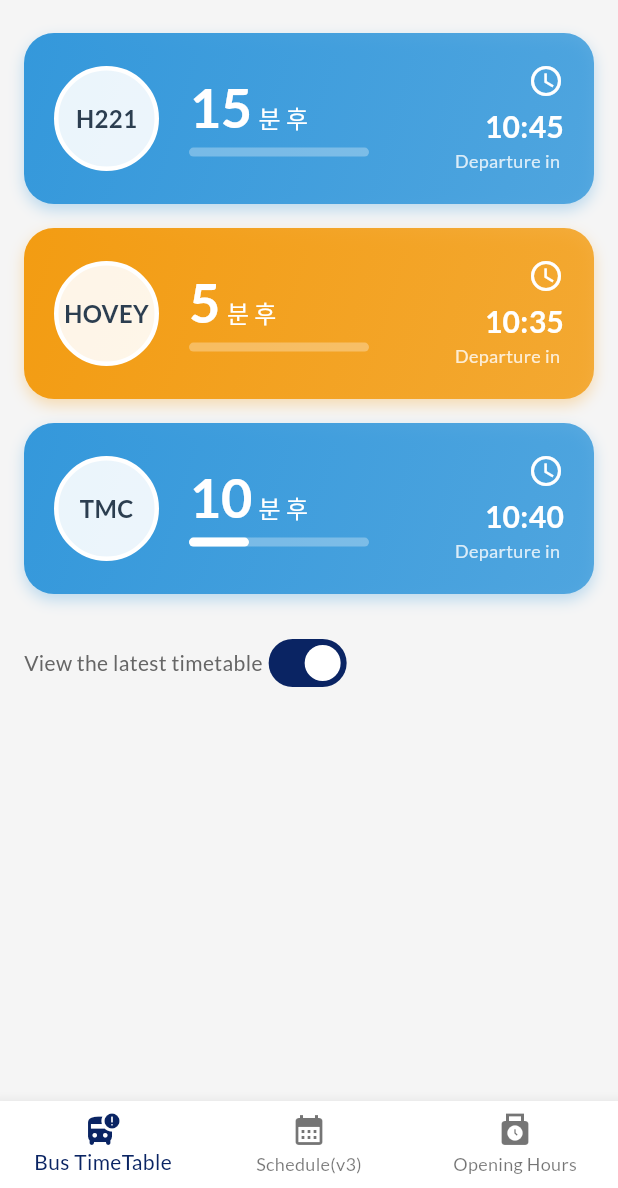
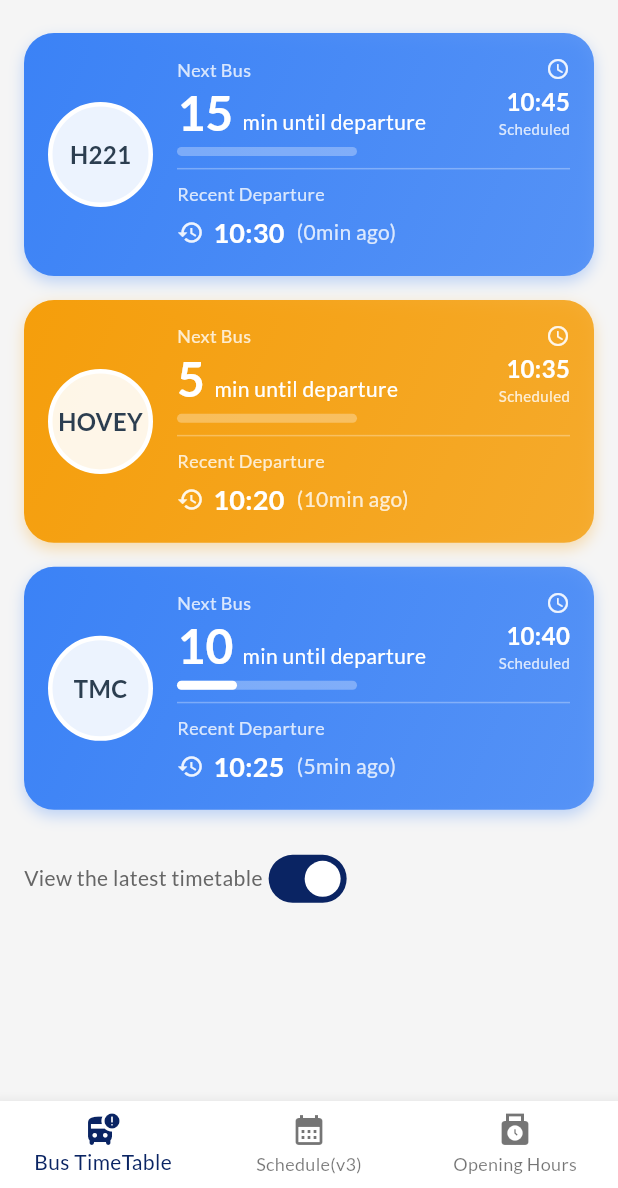
Before and after one commit to kohj1018/my_casey, a Flutter app: the screen it shows after launch, on a phone screen of 412 x 824 dp, the part 48-1236 px from its top. Run offline on Flutter 3.47's test engine with Material 3 defaults, Android fonts, the phone set to English and light mode, and no system bars; our stand-ins replace easy_localization, google_fonts, shared_preferences, table_calendar.

Commit message:
bus card 수정

```diff
--- a/assets/translations/en.json
+++ b/assets/translations/en.json
@@ -14,5 +14,12 @@
   "weekday": "Weekday",
   "weekend": "Weekend",
   "openingHours": "Opening Hours",
-  "detailFacilityOpeningHours": "{} Opening Hours"
+  "detailFacilityOpeningHours": "{} Opening Hours",
+  "operationEnded": "Service Ended",
+  "minutesUntilArrival": "min until departure",
+  "scheduledDeparture": "Scheduled",
+  "previousDeparture": "departed",
+  "minutesAgo": "min ago",
+  "nextBus": "Next Bus",
+  "recentBus": "Recent Departure"
 }
--- a/assets/translations/ko.json
+++ b/assets/translations/ko.json
@@ -14,5 +14,12 @@
   "weekday": "평일",
   "weekend": "휴일",
   "openingHours": "운영 시간",
-  "detailFacilityOpeningHours": "{} 운영 시간"
+  "detailFacilityOpeningHours": "{} 운영 시간",
+  "operationEnded": "운행 종료",
+  "minutesUntilArrival": "분 후 출발",
+  "scheduledDeparture": "출발 예정",
+  "previousDeparture": "출발",
+  "minutesAgo": "분 전",
+  "nextBus": "다음 버스",
+  "recentBus": "방금 출발한 버스"
 }
--- a/lib/component/bus_time_card.dart
+++ b/lib/component/bus_time_card.dart
@@ -56,13 +56,12 @@ class BusTimeCard extends StatelessWidget {
           ],
         ),
         child: Padding(
-          padding: const EdgeInsets.all(20.0),
+          padding: const EdgeInsets.all(16.0),
           child: Row(
             children: [
               _buildBusTypeSection(),
-              const SizedBox(width: 20.0),
+              const SizedBox(width: 16.0),
               Expanded(child: _buildTimeSection()),
-              _buildNextBusSection(modifiedNextBusTime),
             ],
           ),
         ),
@@ -97,20 +96,12 @@ class BusTimeCard extends StatelessWidget {
       return Column(
         crossAxisAlignment: CrossAxisAlignment.start,
         children: [
-          const Text(
-            '운행 종료',
-            style: TextStyle(
+          Text(
+            'operationEnded'.tr(),
+            style: const TextStyle(
               fontSize: 18,
-              fontWeight: FontWeight.bold,
+              fontWeight: FontWeight.w600,
               color: Colors.white,
-            ),
-          ),
-          const SizedBox(height: 4),
-          Text(
-            'lastBus'.tr(),
-            style: TextStyle(
-              fontSize: 14,
-              color: Colors.white.withOpacity(0.8),
             ),
           ),
         ],
@@ -120,6 +111,40 @@ class BusTimeCard extends StatelessWidget {
     return Column(
       crossAxisAlignment: CrossAxisAlignment.start,
       children: [
+        // 다음 버스 정보 (메인)
+        _buildNextBusInfo(),
+
+        // 구분선
+        if (lastBusMinDiff >= 0) ...[
+          const SizedBox(height: 8),
+          Container(
+            height: 1,
+            color: Colors.white.withOpacity(0.3),
+          ),
+          const SizedBox(height: 8),
+          _buildPreviousBusInfo(),
+        ],
+      ],
+    );
+  }
+
+  Widget _buildNextBusInfo() {
+    String modifiedNextBusTime = nextBusTime.startsWith('24') ? nextBusTime.replaceFirst('24', '00') : nextBusTime;
+
+    return Stack(
+      children: [
+        Column(
+          crossAxisAlignment: CrossAxisAlignment.start,
+          children: [
+            Text(
+              'nextBus'.tr(),
+              style: TextStyle(
+                fontSize: 12,
+                color: Colors.white.withOpacity(0.8),
+                fontWeight: FontWeight.w500,
+              ),
+            ),
+            const SizedBox(height: 4),
             Row(
               crossAxisAlignment: CrossAxisAlignment.baseline,
               textBaseline: TextBaseline.alphabetic,
@@ -127,53 +152,103 @@ class BusTimeCard extends StatelessWidget {
                 Text(
                   '$nextBusMinDiff',
                   style: const TextStyle(
-                fontSize: 36,
+                    fontSize: 32,
                     fontWeight: FontWeight.bold,
                     color: Colors.white,
                     height: 1.0,
                   ),
                 ),
-            const SizedBox(width: 4),
-            const Text(
-              '분 후',
-              style: TextStyle(
-                fontSize: 16,
+                const SizedBox(width: 6),
+                Text(
+                  'minutesUntilArrival'.tr(),
+                  style: const TextStyle(
+                    fontSize: 14,
                     fontWeight: FontWeight.w500,
                     color: Colors.white,
                   ),
                 ),
               ],
             ),
-        const SizedBox(height: 8),
+            const SizedBox(height: 6),
             _buildProgressBar(),
           ],
-    );
-  }
-
-  Widget _buildNextBusSection(String modifiedNextBusTime) {
-    return Column(
+        ),
+        Positioned(
+          top: 0,
+          right: 0,
+          child: Column(
             crossAxisAlignment: CrossAxisAlignment.end,
             children: [
-        const Icon(
-          Icons.schedule,
-          color: Colors.white,
-          size: 24,
+              Icon(
+                Icons.access_time_rounded,
+                color: Colors.white.withOpacity(0.9),
+                size: 16,
               ),
-        const SizedBox(height: 4),
+              const SizedBox(height: 2),
               Text(
                 modifiedNextBusTime,
                 style: const TextStyle(
-            fontSize: 20,
+                  fontSize: 16,
                   fontWeight: FontWeight.bold,
                   color: Colors.white,
                 ),
               ),
               Text(
-          'departure'.tr(),
+                'scheduledDeparture'.tr(),
+                style: TextStyle(
+                  fontSize: 10,
+                  color: Colors.white.withOpacity(0.8),
+                  fontWeight: FontWeight.w400,
+                ),
+              ),
+            ],
+          ),
+        ),
+      ],
+    );
+  }
+
+  Widget _buildPreviousBusInfo() {
+    String modifiedLastBusTime = lastBusTime.startsWith('24') ? lastBusTime.replaceFirst('24', '00') : lastBusTime;
+
+    return Column(
+      crossAxisAlignment: CrossAxisAlignment.start,
+      children: [
+        Text(
+          'recentBus'.tr(),
           style: TextStyle(
             fontSize: 12,
             color: Colors.white.withOpacity(0.8),
+            fontWeight: FontWeight.w500,
           ),
+        ),
+        const SizedBox(height: 4),
+        Row(
+          children: [
+            Icon(
+              Icons.history,
+              color: Colors.white.withOpacity(0.9),
+              size: 18,
+            ),
+            const SizedBox(width: 6),
+            Text(
+              modifiedLastBusTime,
+              style: const TextStyle(
+                fontSize: 18,
+                fontWeight: FontWeight.bold,
+                color: Colors.white,
+              ),
+            ),
+            const SizedBox(width: 8),
+            Text(
+              '($lastBusMinDiff${'minutesAgo'.tr()})',
+              style: TextStyle(
+                fontSize: 14,
+                color: Colors.white.withOpacity(0.8),
+                fontWeight: FontWeight.w400,
+              ),
+            ),
+          ],
         ),
       ],
     );
@@ -226,15 +301,15 @@ class BusTimeCard extends StatelessWidget {
 
   Color _getTimeColor() {
     if (nextBusMinDiff < 0) {
-      return const Color(0xFF6C757D); // 회색 - 운행 종료
+      return const Color(0xFF64748B); // 세련된 슬레이트 그레이
     } else if (nextBusMinDiff <= 3) {
-      return const Color(0xFFE74C3C); // 빨강 - 급함
+      return const Color(0xFFEF4444); // 모던 레드 (긴급)
     } else if (nextBusMinDiff <= 8) {
-      return const Color(0xFFF39C12); // 주황 - 보통
+      return const Color(0xFFF59E0B); // 세련된 앰버 (주의)
     } else if (nextBusMinDiff <= 15) {
-      return const Color(0xFF3498DB); // 파랑 - 여유
+      return const Color(0xFF3B82F6); // 모던 블루 (안정)
     } else {
-      return const Color(0xFF27AE60); // 초록 - 충분한 여유
+      return const Color(0xFF10B981); // 세련된 에메랄드 (여유)
     }
   }
 }
```
Lines whose indentation alone changed are shown as unchanged.
